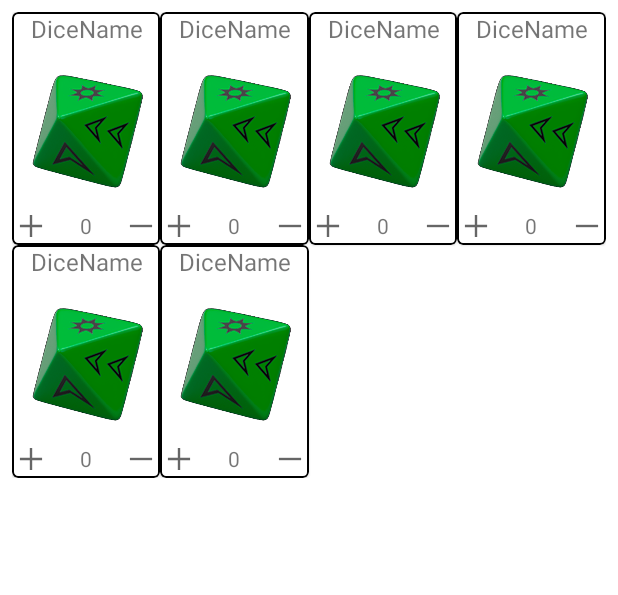
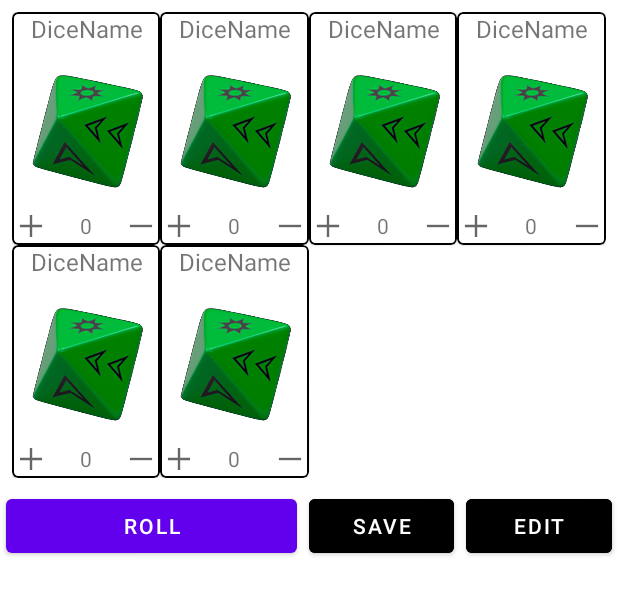
Before and after one commit to AlvaroGReg/StarWarsDiceRoller, an Android app: the layout fragment_dices_list.xml on its own in the app's theme, with its tools: preview values and no code run, on a phone screen of 412 x 824 dp. Shown: the top 595 px of the screen. Run offline under Robolectric (Android 15) with nearby library versions, the phone set to English and light mode, and no system bars.

Commit message:
useless code

```diff
--- a/app/src/main/java/es/lernesto/starwarsdices/controller/MainViewModel.kt
+++ b/app/src/main/java/es/lernesto/starwarsdices/controller/MainViewModel.kt
@@ -1,9 +1,9 @@
 package es.lernesto.starwarsdices.controller
 
 import androidx.lifecycle.ViewModel
+import es.lernesto.starwarsdices.view.ResultsFragment
 
 class MainViewModel: ViewModel() {
-
     fun roll() {
 
     }
--- a/app/src/main/res/layout/fragment_dices_list.xml
+++ b/app/src/main/res/layout/fragment_dices_list.xml
@@ -22,5 +22,44 @@
         app:layout_constraintTop_toTopOf="parent"
         tools:itemCount="7"
         app:spanCount="4"
-        tools:listitem="@layout/dices_item" />
+        tools:listitem="@layout/dices_item" >
+
+    </androidx.recyclerview.widget.RecyclerView>
+
+    <LinearLayout
+        android:layout_width="match_parent"
+        android:layout_height="wrap_content"
+        android:gravity="center"
+        android:orientation="horizontal"
+        app:layout_constraintTop_toBottomOf="@+id/recycler_view_dices"
+        tools:context=".controller.ButtonsAdapter"
+        tools:layout_editor_absoluteX="4dp">
+
+        <Button
+            android:id="@+id/btn_rolldices"
+            android:layout_width="0dp"
+            android:layout_height="@dimen/buttons_height"
+            android:layout_margin="4dp"
+            android:layout_weight="2"
+            android:onClick="onButtonClick"
+            android:text="@string/roll" />
+
+        <Button
+            android:id="@+id/btn_save_roll"
+            android:layout_width="0dp"
+            android:layout_height="@dimen/buttons_height"
+            android:layout_margin="4dp"
+            android:layout_weight="1"
+            android:backgroundTint="#000000"
+            android:text="@string/save" />
+
+        <Button
+            android:id="@+id/btn_edit_roll"
+            android:layout_width="0dp"
+            android:layout_height="@dimen/buttons_height"
+            android:layout_margin="4dp"
+            android:layout_weight="1"
+            android:backgroundTint="#000000"
+            android:text="@string/edit" />
+    </LinearLayout>
 </androidx.constraintlayout.widget.ConstraintLayout>
```
Also changed, not shown: app/src/main/java/es/lernesto/starwarsdices/controller/DicesAdapter.kt (+22 -5 lines), app/src/main/java/es/lernesto/starwarsdices/view/ButtonsFragment.kt (deleted, +0 -40 lines), app/src/main/java/es/lernesto/starwarsdices/view/DiceListFragment.kt (+7 -5 lines), app/src/main/java/es/lernesto/starwarsdices/view/ResultsFragment.kt (+9 -0 lines), app/src/main/res/layout/buttons_fragment.xml (deleted, +0 -36 lines), app/src/main/res/layout/results_fragment.xml (+11 -0 lines).
